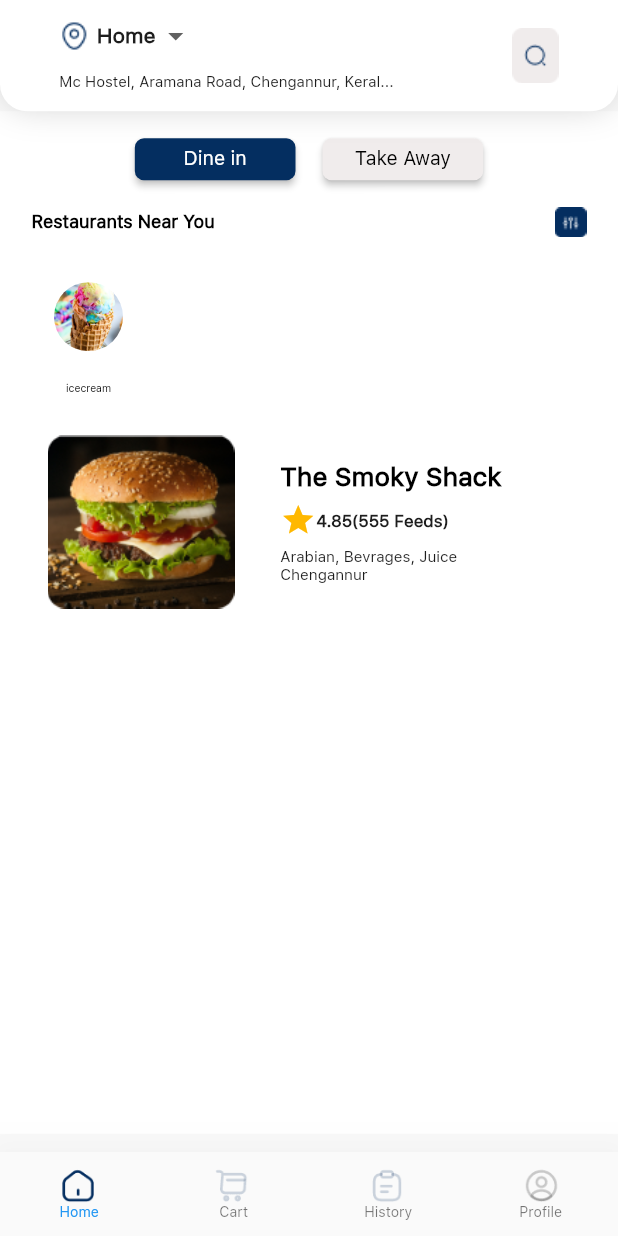
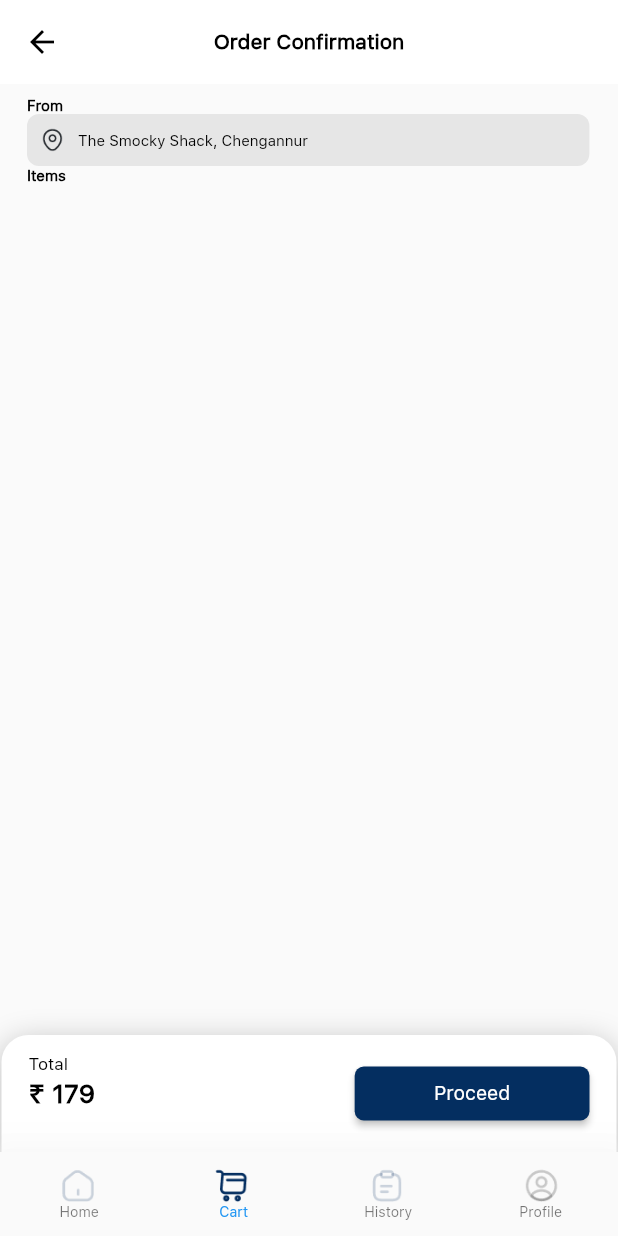
Before and after one commit to jyothir10/eatplek, a Flutter app: the screen it shows after launch, on a phone screen of 412 x 824 dp. Run offline on Flutter 3.47's test engine with Material 2 defaults, Android fonts, the phone set to English and light mode, and no system bars; our stand-ins replace dotted_line, easy_splash_screen, flutter_styled_toast, flutter_svg, pin_code_fields, toast.

Commit message:
Order Screen

```diff
--- a/lib/Components/BottomBar.dart
+++ b/lib/Components/BottomBar.dart
@@ -1,5 +1,6 @@
 import 'package:eatplek/Screens/DashBoardScreen.dart';
 import 'package:eatplek/Screens/OrderHistoryScreen.dart';
+import 'package:eatplek/Screens/OrderScreen.dart';
 import 'package:eatplek/Screens/ProfileScreen.dart';
 import 'package:flutter/material.dart';
 
@@ -13,13 +14,17 @@ class BottomBar extends StatefulWidget {
 
 class _BottomBarState extends State<BottomBar> {
   int _selectedIndex = 0;
-  final pages = [DashBoardScreen.id,OrderHistoryScreen.id,OrderHistoryScreen.id,ProfileScreen.id];
+  final pages = [
+    DashBoardScreen.id,
+    OrderScreen.id,
+    OrderHistoryScreen.id,
+    ProfileScreen.id
+  ];
 
   void _onItemTapped(int index) {
     setState(() {
       _selectedIndex = index;
-      Navigator.pushReplacementNamed(
-          context, pages[index]);
+      Navigator.pushReplacementNamed(context, pages[index]);
     });
   }
 
--- a/lib/Screens/LoginScreen.dart
+++ b/lib/Screens/LoginScreen.dart
@@ -1,8 +1,7 @@
 import 'package:eatplek/Components/LoginButton.dart';
 import 'package:eatplek/Screens/OtpScreen.dart';
 import 'package:flutter/material.dart';
-import 'package:toast/toast.dart';
-import 'package:flutter_svg/flutter_svg.dart';
+
 
 class LoginScreen extends StatefulWidget {
   static const String id = '/login';
@@ -20,8 +19,8 @@ class _LoginScreenState extends State<LoginScreen> {
         now.difference(currentBackPressTime!) > const Duration(seconds: 2)) {
       currentBackPressTime = now;
 
-      Toast.show("Press back again to exit",
-          duration: Toast.lengthShort, gravity: Toast.bottom);
+
+
       return Future.value(false);
     }
     return Future.value(true);
@@ -146,7 +145,7 @@ class _LoginScreenState extends State<LoginScreen> {
                                   Navigator.pushReplacementNamed(
                                       context, OtpScreen.id);
                                 } else {
-                                  //todo:Show toast
+
                                 }
                               },
                               text: 'Get OTP',
--- /dev/null
+++ b/lib/Screens/OrderScreen.dart
@@ -0,0 +1,183 @@
+import 'package:eatplek/Components/BottomBar.dart';
+import 'package:eatplek/Components/ProfileButton.dart';
+import 'package:flutter/material.dart';
+
+class OrderScreen extends StatefulWidget {
+  static const String id = '/order';
+  const OrderScreen({Key? key}) : super(key: key);
+
+  @override
+  State<OrderScreen> createState() => _OrderScreenState();
+}
+
+class _OrderScreenState extends State<OrderScreen> {
+  @override
+  Widget build(BuildContext context) {
+    return Scaffold(
+      bottomNavigationBar: BottomBar(
+        index: 1,
+      ),
+      appBar: AppBar(
+        elevation: 0,
+        backgroundColor: Colors.white,
+        centerTitle: true,
+        leading: InkWell(
+          onTap: () {
+            Navigator.pop(context);
+          },
+          child: const Icon(
+            Icons.arrow_back_outlined,
+            color: Color(0xff000000),
+          ),
+        ),
+        title: const Text("Order Confirmation",
+            style: TextStyle(
+                color: Color(0xff000000),
+                fontWeight: FontWeight.w600,
+                fontFamily: "SFUIText",
+                fontStyle: FontStyle.normal,
+                fontSize: 14.0),
+            textAlign: TextAlign.left),
+      ),
+      body: SafeArea(
+        child: Column(
+          mainAxisAlignment: MainAxisAlignment.spaceBetween,
+          crossAxisAlignment: CrossAxisAlignment.start,
+          children: [
+            Padding(
+              padding: const EdgeInsets.only(left: 18, top: 8),
+              child: Column(
+                children: [
+                  Row(
+                    mainAxisAlignment: MainAxisAlignment.start,
+                    children: const [
+                      Text(
+                        'From',
+                        style: TextStyle(
+                          color: Colors.black,
+                          fontSize: 10,
+                          fontFamily: 'SFUIText',
+                          fontWeight: FontWeight.w600,
+                        ),
+                      ),
+                    ],
+                  ),
+                  Row(
+                    mainAxisAlignment: MainAxisAlignment.start,
+                    children: [
+                      Container(
+                        height: MediaQuery.of(context).size.height * .042,
+                        width: MediaQuery.of(context).size.width * .91,
+                        decoration: BoxDecoration(
+                          color: Color(0xd1e1e1e1),
+                          borderRadius: BorderRadius.circular(8),
+                        ),
+                        child: Row(
+                          children: [
+                            Padding(
+                              padding:
+                                  const EdgeInsets.symmetric(horizontal: 9),
+                              child: Image.asset(
+                                "images/loc.png",
+                                height: 16,
+                              ),
+                            ),
+                            Text(
+                              'The Smocky Shack, Chengannur',
+                              style: TextStyle(
+                                color: Colors.black,
+                                fontSize: 10,
+                                fontFamily: 'SFUIText',
+                              ),
+                            ),
+                          ],
+                        ),
+                      ),
+                    ],
+                  ),
+                  Row(
+                    mainAxisAlignment: MainAxisAlignment.start,
+                    children: const [
+                      Text(
+                        'Items',
+                        style: TextStyle(
+                          color: Colors.black,
+                          fontSize: 10,
+                          fontFamily: 'SFUIText',
+                          fontWeight: FontWeight.w600,
+                        ),
+                      ),
+                    ],
+                  ),
+                ],
+              ),
+            ),
+            Container(
+              height: 78,
+              margin: const EdgeInsets.only(
+                left: 1,
+                right: 1,
+              ),
+              decoration: const BoxDecoration(
+                color: Colors.white,
+                borderRadius: BorderRadius.only(
+                    topLeft: Radius.circular(18),
+                    topRight: Radius.circular(18)),
+                boxShadow: [
+                  BoxShadow(
+                    color: Color(0x3f000000),
+                    offset: Offset(0, 4),
+                    blurRadius: 17,
+                    spreadRadius: 0,
+                  ),
+                ],
+              ),
+              child: Padding(
+                padding:
+                    const EdgeInsets.symmetric(horizontal: 18, vertical: 12),
+                child: Row(
+                  mainAxisAlignment: MainAxisAlignment.spaceBetween,
+                  children: [
+                    Column(
+                      crossAxisAlignment: CrossAxisAlignment.start,
+                      children: const [
+                        Text(
+                          'Total',
+                          style: TextStyle(
+                            color: Colors.black,
+                            fontSize: 11.40495777130127,
+                            fontFamily: 'SFUIText',
+                          ),
+                        ),
+                        Padding(
+                          padding: EdgeInsets.only(top: 3),
+                          child: Text(
+                            '₹ 179 ',
+                            style: TextStyle(
+                              color: Colors.black,
+                              fontSize: 17.107439041137695,
+                              fontFamily: 'SFUIText',
+                              fontWeight: FontWeight.w600,
+                            ),
+                          ),
+                        ),
+                      ],
+                    ),
+                    Container(
+                      width: MediaQuery.of(context).size.width * .38,
+                      child: ProfileButton(
+                          text: "Proceed",
+                          onTap: () {
+                            //todo:add navigation here
+                          }),
+                    ),
+                  ],
+                ),
+              ),
+            ),
+          ],
+        ),
+      ),
+    );
+  }
+}
--- a/lib/main.dart
+++ b/lib/main.dart
@@ -7,6 +7,7 @@ import 'package:eatplek/Screens/LoginScreen.dart';
 import 'package:eatplek/Screens/NotificationScreen.dart';
 import 'package:eatplek/Screens/OnboardingScreen.dart';
 import 'package:eatplek/Screens/OrderHistoryScreen.dart';
+import 'package:eatplek/Screens/OrderScreen.dart';
 import 'package:eatplek/Screens/OtpScreen.dart';
 import 'package:eatplek/Screens/ProfileScreen.dart';
 import 'package:flutter/material.dart';
@@ -23,7 +24,7 @@ class MyApp extends StatelessWidget {
   Widget build(BuildContext context) {
     return MaterialApp(
         debugShowCheckedModeBanner: false,
-        initialRoute: DashBoardScreen.id,
+        initialRoute: OrderScreen.id,
         routes: {
           OnboardingScreen.id: (context) => OnboardingScreen(),
           LoginScreen.id: (context) => LoginScreen(),
@@ -37,6 +38,7 @@ class MyApp extends StatelessWidget {
           OrderHistoryScreen.id: (context) => OrderHistoryScreen(),
           InvoiceScreen.id: (context) => InvoiceScreen(),
           FoodScreen.id: (context) => FoodScreen(),
+          OrderScreen.id: (context) => OrderScreen(),
         });
   }
 }
--- a/pubspec.yaml
+++ b/pubspec.yaml
@@ -40,6 +40,7 @@ dependencies:
   flutter_svg: ^1.1.0
   pin_code_fields: ^7.4.0
   dotted_line: ^3.1.0
+
 
 
 dev_dependencies:
```
Also changed, not shown: images/loc.png (added), pubspec.lock.
